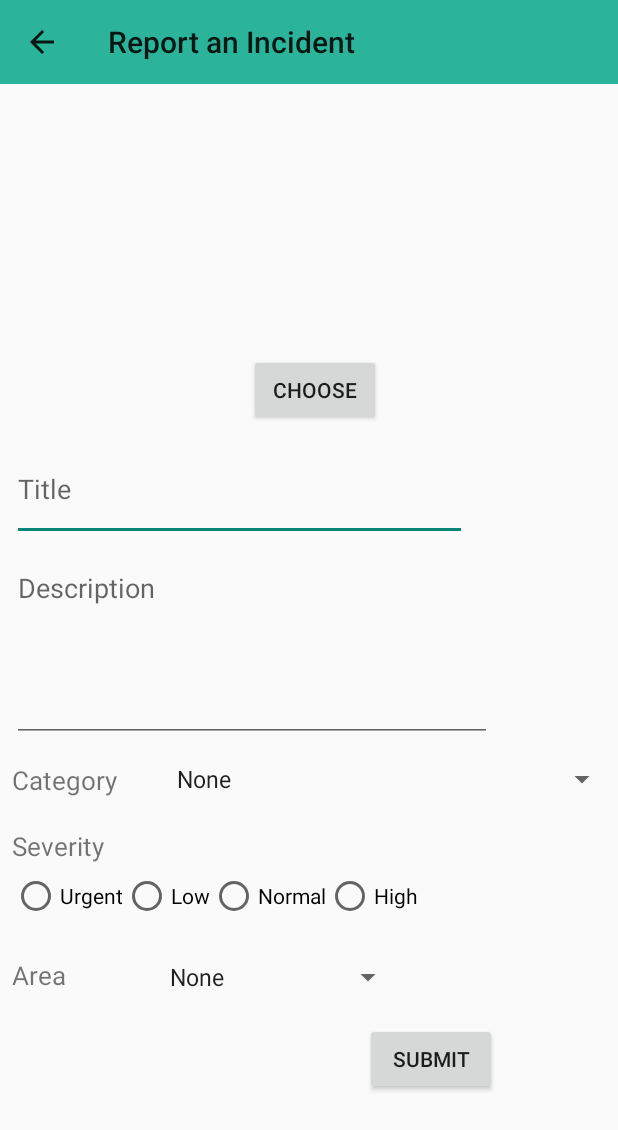
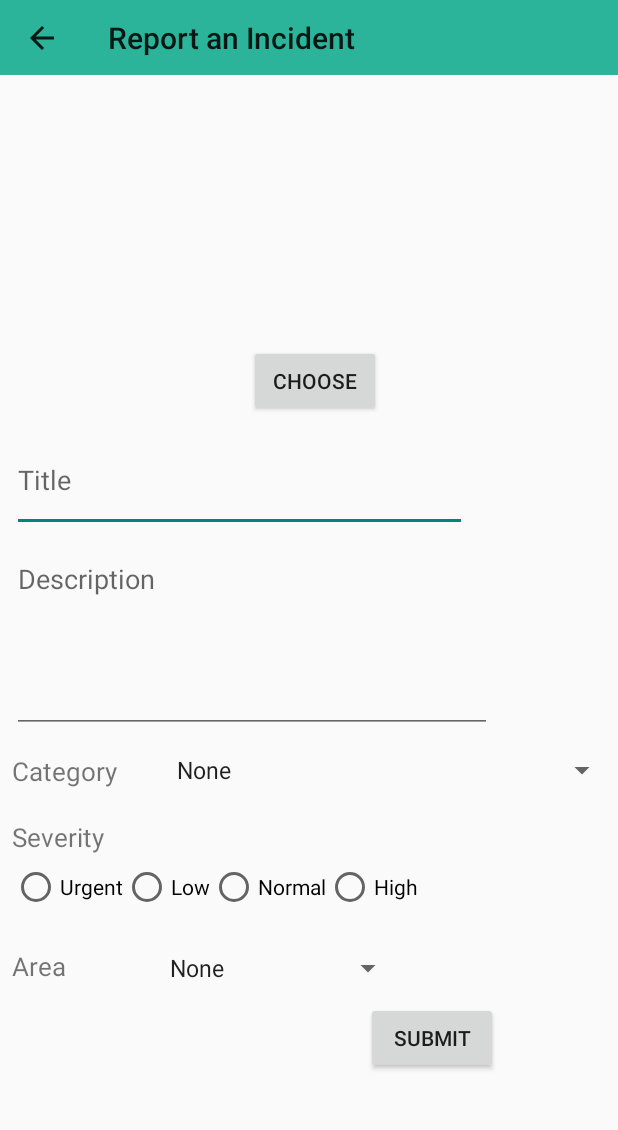
Before and after one commit to Ashenn1/IncidentsCrowdsourcingSystem-GP, an Android app: the ReportIncidentActivity screen opened directly, with no data from a screen before it, on a phone screen of 412 x 824 dp. Shown: the top 1130 px of the screen. Run offline under Robolectric (Android 15) with nearby library versions, the phone set to English and light mode, and no system bars; our stand-ins replace Volley.

Commit message:
finished the Reporting Activity
fadel el navigation

```diff
--- a/app/src/main/java/com/incidentscrowdsourcingsystem/ReportIncidentActivity.java
+++ b/app/src/main/java/com/incidentscrowdsourcingsystem/ReportIncidentActivity.java
@@ -51,6 +51,7 @@ public class ReportIncidentActivity extends AppCompatActivity {
     private ImageView ImageView1;
     private Bitmap incidentImage;
     Uri image;
+    boolean imageChosen = false;
 
     private ProgressBar progressBar;
 
@@ -115,7 +116,6 @@ public class ReportIncidentActivity extends AppCompatActivity {
             @Override
             public void onClick(View v) {
                 progressBar.setVisibility(View.VISIBLE);
-
                 uploadToDatabase();
             }
         });
@@ -162,6 +162,7 @@ public class ReportIncidentActivity extends AppCompatActivity {
                 final Bitmap selectedImage = BitmapFactory.decodeStream(imageStream);
                 incidentImage = selectedImage;
                 ImageView1.setImageBitmap(selectedImage);
+                imageChosen = true;
             } catch (FileNotFoundException e) {
                 e.printStackTrace();
                 Toast.makeText(getApplicationContext(), "Something went wrong", Toast.LENGTH_LONG).show();
@@ -266,6 +267,13 @@ public class ReportIncidentActivity extends AppCompatActivity {
     }
 
     private boolean validateInputs(String title, String category, String area){
+        //Bitmap emptyBitmap = Bitmap.createBitmap(myBitmap.getWidth(), myBitmap.getHeight(), myBitmap.getConfig());
+
+        if(imageChosen == false){
+            Toast.makeText(getApplicationContext(), "Please choose an image for the incident!", Toast.LENGTH_SHORT).show();
+            return false;
+        }
+
         if (TextUtils.isEmpty(title)) {
             Toast.makeText(getApplicationContext(), "Please enter a title!", Toast.LENGTH_SHORT).show();
             return false;
@@ -301,10 +309,9 @@ public class ReportIncidentActivity extends AppCompatActivity {
     private void uploadToDatabase(){
         String incidentTitle = inputTitle.getText().toString();
         String incidentDescription = inputDescription.getText().toString();
-        String incidentPhoto = BitMapToString(incidentImage);
-
 
         if(validateInputs(incidentTitle, categoryChosen, areaChosen)){
+            String incidentPhoto = BitMapToString(incidentImage);
 
             JSONObject request = new JSONObject();
             try {
--- a/app/src/main/res/layout/activity_report_incident.xml
+++ b/app/src/main/res/layout/activity_report_incident.xml
@@ -10,17 +10,18 @@
     <android.support.v7.widget.Toolbar
         android:id="@+id/report_incident_toolbar"
         android:layout_width="match_parent"
-        android:layout_height="wrap_content"
+        android:layout_height="50dp"
         android:background="#2BB499"
+        android:minHeight="?attr/actionBarSize"
+        android:theme="?attr/actionBarTheme"
         app:layout_constraintBottom_toTopOf="@id/scroll"
         app:layout_constraintEnd_toEndOf="parent"
         app:layout_constraintHorizontal_bias="1.0"
         app:layout_constraintStart_toStartOf="parent"
         app:layout_constraintTop_toTopOf="parent"
         app:layout_constraintVertical_bias="0.035"
-        android:minHeight="?attr/actionBarSize"
-        android:theme="?attr/actionBarTheme"
         app:navigationIcon="?attr/homeAsUpIndicator"
+        android:textSize="35sp"
         app:title="@string/reportActivityHeader" />
 
     <ScrollView
@@ -29,15 +30,16 @@
         android:layout_height="wrap_content"
         android:layout_centerHorizontal="true"
         android:layout_centerVertical="true"
-        android:layout_marginStart="8dp"
-        android:layout_marginLeft="8dp"
         app:layout_constraintEnd_toEndOf="parent"
+        app:layout_constraintHorizontal_bias="1.0"
         app:layout_constraintStart_toStartOf="parent"
         app:layout_constraintTop_toBottomOf="@+id/report_incident_toolbar">
 
         <RelativeLayout
             android:layout_width="match_parent"
-            android:layout_height="wrap_content">
+            android:layout_height="match_parent"
+            android:layout_marginStart="8dp"
+            android:layout_marginLeft="8dp">
 
             <LinearLayout
                 android:id="@+id/layout_button"
@@ -45,6 +47,7 @@
                 android:layout_height="wrap_content"
                 android:layout_alignParentTop="true"
                 android:layout_centerHorizontal="true"
+                android:layout_marginLeft="1dp"
                 android:layout_marginTop="180dp"
                 android:orientation="horizontal"
                 android:weightSum="2">
@@ -187,8 +190,12 @@
                 android:layout_width="wrap_content"
                 android:layout_height="wrap_content"
                 android:layout_alignParentTop="true"
+                android:layout_alignParentEnd="true"
+                android:layout_alignParentRight="true"
                 android:layout_marginLeft="235dp"
-                android:layout_marginTop="626dp"
+                android:layout_marginTop="618dp"
+                android:layout_marginEnd="80dp"
+                android:layout_marginRight="80dp"
                 android:text="@string/btn_submit" />
 
             <ProgressBar
```
